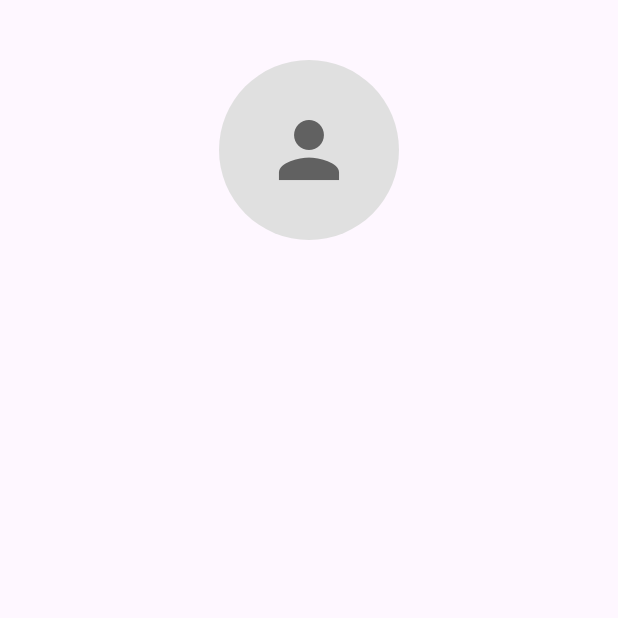
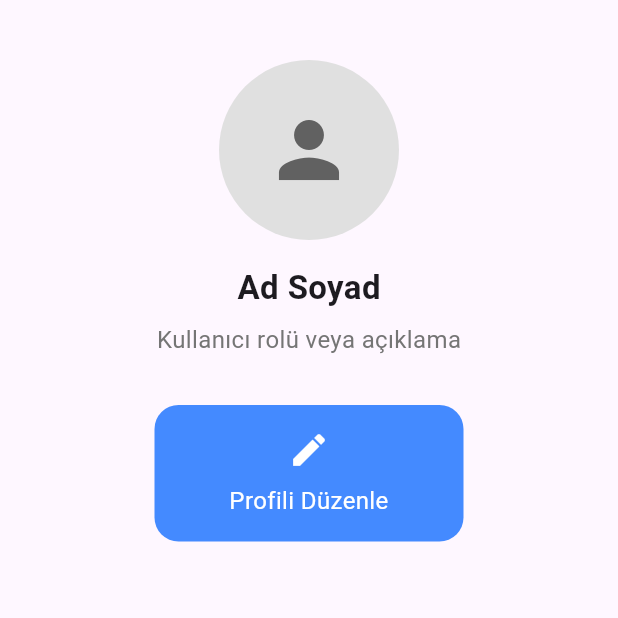
Before and after one commit to CihatDemirkol/flutterExample, a Flutter app: the ProfilePage screen opened directly, on a phone screen of 412 x 824 dp, the top half of it. Run offline on Flutter 3.47's test engine with Material 3 defaults, Android fonts, the phone set to English and light mode, and no system bars; our stand-ins replace image_picker.

Commit message:
Enhance profile page UI and add edit button
Added user name and role display to the profile page. Introduced a 'Profili Düzenle' button using CustomButton, with a handler for edit actions. Improved layout spacing and clarified comments.

```diff
--- a/lib/scene/profile_page.dart
+++ b/lib/scene/profile_page.dart
@@ -1,7 +1,7 @@
 import 'dart:io';
 import 'package:flutter/material.dart';
 import 'package:image_picker/image_picker.dart';
-import '../componenat/custom_button.dart'; // Reusable button (kullanılmıyor ama kalabilir)
+import '../componenat/custom_button.dart'; // CustomButton bileşeni burada tanımlı
 
 class ProfilePage extends StatefulWidget {
   @override
@@ -22,16 +22,21 @@ class _ProfilePageState extends State<ProfilePage> {
     }
   }
 
+  void _onEditProfilePressed() {
+    // Buraya butona basıldığında yapılacak işlemi ekleyebilirsin
+    print('Profili Düzenle butonuna basıldı');
+  }
+
   @override
   Widget build(BuildContext context) {
     return Scaffold(
       body: SafeArea(
         child: Column(
           mainAxisSize: MainAxisSize.max,
-          mainAxisAlignment: MainAxisAlignment.start, // Üstten başla
+          mainAxisAlignment: MainAxisAlignment.start,
           crossAxisAlignment: CrossAxisAlignment.center,
           children: [
-            SizedBox(height: 40), // Üst boşluk
+            SizedBox(height: 40),
             Center(
               child: GestureDetector(
                 onTap: _pickImage,
@@ -46,8 +51,34 @@ class _ProfilePageState extends State<ProfilePage> {
                 ),
               ),
             ),
-            SizedBox(height: 24),
-            // Diğer bileşenler buraya eklenebilir
+            SizedBox(height: 16),
+            Text(
+              'Ad Soyad',
+              style: TextStyle(
+                fontSize: 22,
+                fontWeight: FontWeight.bold,
+              ),
+            ),
+            SizedBox(height: 8),
+            Text(
+              'Kullanıcı rolü veya açıklama',
+              style: TextStyle(
+                fontSize: 16,
+                color: Colors.grey[600],
+              ),
+            ),
+            SizedBox(height: 32),
+            CustomButton(
+              text: 'Profili Düzenle',
+              icon: Icons.edit,
+              onPressed: _onEditProfilePressed,
+              backgroundColor: Colors.blueAccent,
+              textColor: Colors.white,
+              fontSize: 16,
+              iconSize: 28,
+              borderRadius: 16,
+              padding: EdgeInsets.symmetric(vertical: 16, horizontal: 24),
+            ),
           ],
         ),
       ),
```
